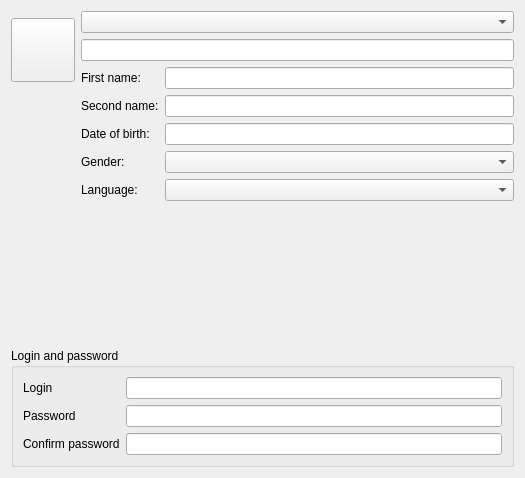
First picture: the form in plugins/identityplugin/identityeditorwidget.ui, repository FreeHealth/freehealth, before the edit.
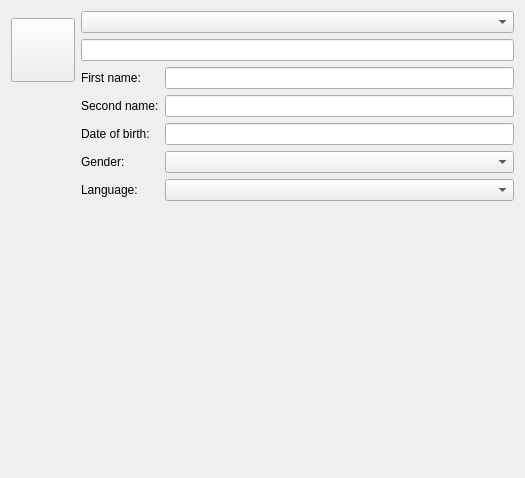
Second picture: the form after the edit. Custom widgets are drawn as their Qt base class.

Commit message: some cleaning for the login/password management

Diff of the .ui file:
```diff
--- a/plugins/identityplugin/identityeditorwidget.ui
+++ b/plugins/identityplugin/identityeditorwidget.ui
@@ -20,54 +20,6 @@
    <string>Form</string>
   </property>
   <layout class="QGridLayout" name="gridLayout_2">
-   <item row="1" column="0">
-    <widget class="ZipCodes::ZipCodesWidget" name="zipcodesWidget" native="true"/>
-   </item>
-   <item row="3" column="0">
-    <widget class="QGroupBox" name="loginGroup">
-     <property name="sizePolicy">
-      <sizepolicy hsizetype="Preferred" vsizetype="Fixed">
-       <horstretch>0</horstretch>
-       <verstretch>0</verstretch>
-      </sizepolicy>
-     </property>
-     <property name="title">
-      <string>Login and password</string>
-     </property>
-     <layout class="QFormLayout" name="formLayout_3">
-      <item row="0" column="0">
-       <widget class="QLabel" name="loginLabel">
-        <property name="text">
-         <string>Login</string>
-        </property>
-       </widget>
-      </item>
-      <item row="1" column="0">
-       <widget class="QLabel" name="passwordLabel">
-        <property name="text">
-         <string>Password</string>
-        </property>
-       </widget>
-      </item>
-      <item row="2" column="0">
-       <widget class="QLabel" name="password2Label">
-        <property name="text">
-         <string>Confirm password</string>
-        </property>
-       </widget>
-      </item>
-      <item row="0" column="1">
-       <widget class="Utils::LineEditEchoSwitcher" name="login"/>
-      </item>
-      <item row="1" column="1">
-       <widget class="Utils::LineEditEchoSwitcher" name="password"/>
-      </item>
-      <item row="2" column="1">
-       <widget class="Utils::LineEditEchoSwitcher" name="password2"/>
-      </item>
-     </layout>
-    </widget>
-   </item>
    <item row="0" column="0">
     <layout class="QGridLayout" name="gridLayout">
      <item row="3" column="1">
@@ -319,11 +271,6 @@
    <extends>QComboBox</extends>
    <header location="global">utils/widgets/languagecombobox.h</header>
   </customwidget>
-  <customwidget>
-   <class>Utils::LineEditEchoSwitcher</class>
-   <extends>QLineEdit</extends>
-   <header location="global">utils/widgets/lineeditechoswitcher.h</header>
-  </customwidget>
   <customwidget>
    <class>Identity::Internal::PasswordWidget</class>
    <extends>QWidget</extends>
```
Left out of the diff: 6 changed lines with no effect on the pictures. The commit also changes 5 other files.
